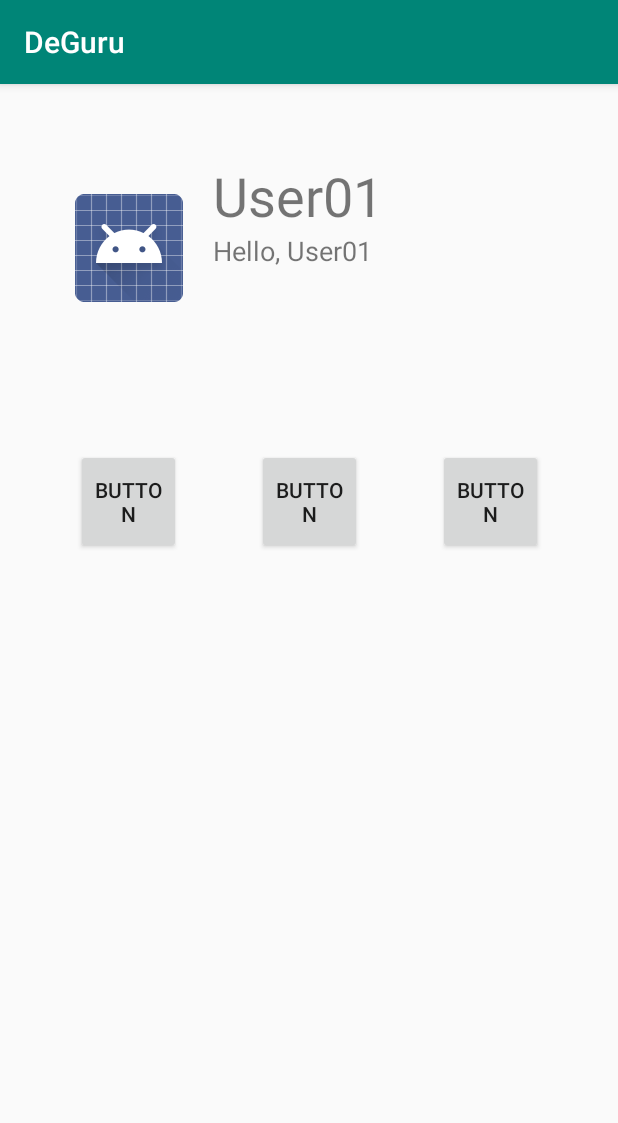
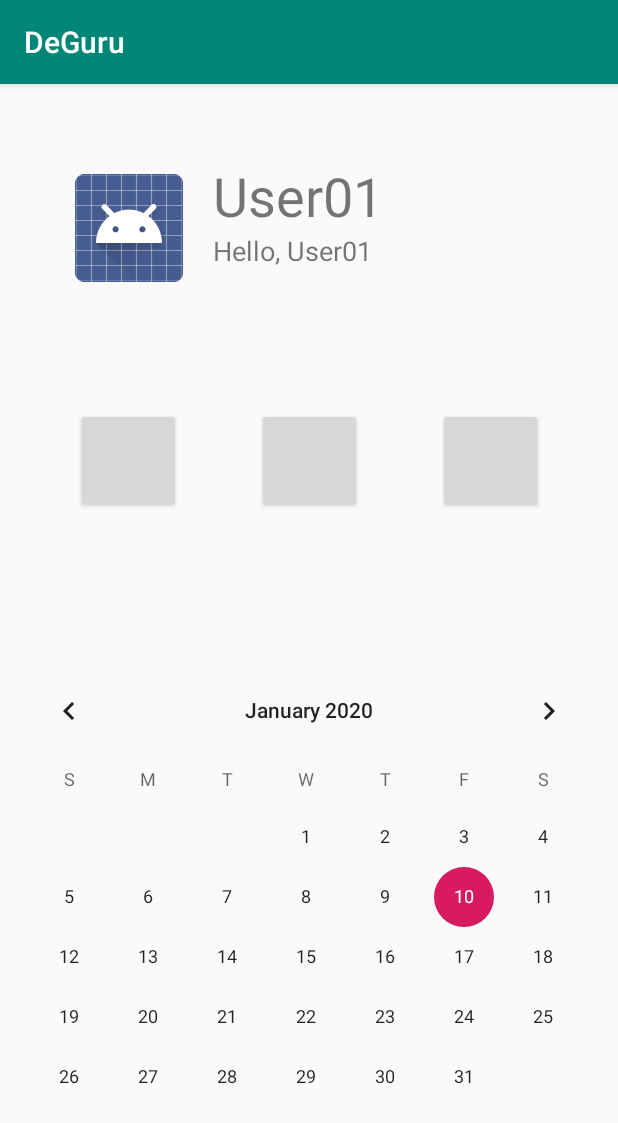
Before and after one commit to tlswldls/DeGuru, an Android app: the screen it shows after launch (MainActivity), on a phone screen of 412 x 824 dp. Shown: the top 1123 px of the screen. Run offline under Robolectric (Android 15) with nearby library versions, the phone set to English and light mode, and no system bars.

Commit message:
Update activity_main.xml
메인 액티비티 레이아웃 구성 마무리 했습니다.

```diff
--- a/DeGuru/app/src/main/res/layout/activity_main.xml
+++ b/DeGuru/app/src/main/res/layout/activity_main.xml
@@ -10,7 +10,7 @@
     <LinearLayout
         android:layout_width="match_parent"
         android:layout_height="0dp"
-        android:layout_weight="2"
+        android:layout_weight="3"
         android:orientation="horizontal">
 
         <ImageView
@@ -48,14 +48,13 @@
     <androidx.constraintlayout.widget.ConstraintLayout
         android:layout_width="match_parent"
         android:layout_height="0dp"
-        android:layout_weight="2">
+        android:layout_weight="3">
 
         <Button
             android:id="@+id/searchBtn_main"
             android:layout_width="70dp"
             android:layout_height="70dp"
             android:layout_marginTop="24dp"
-            android:text="Button"
             app:layout_constraintEnd_toStartOf="@+id/takingBtn_main"
             app:layout_constraintStart_toStartOf="parent"
             app:layout_constraintTop_toTopOf="parent" />
@@ -65,7 +64,6 @@
             android:layout_width="70dp"
             android:layout_height="70dp"
             android:layout_marginTop="24dp"
-            android:text="Button"
             app:layout_constraintEnd_toEndOf="parent"
             app:layout_constraintStart_toStartOf="parent"
             app:layout_constraintTop_toTopOf="parent" />
@@ -75,7 +73,6 @@
             android:layout_width="70dp"
             android:layout_height="70dp"
             android:layout_marginTop="24dp"
-            android:text="Button"
             app:layout_constraintEnd_toEndOf="parent"
             app:layout_constraintStart_toEndOf="@+id/takingBtn_main"
             app:layout_constraintTop_toTopOf="parent" />
@@ -84,6 +81,13 @@
     <LinearLayout
         android:layout_width="match_parent"
         android:layout_height="0dp"
-        android:layout_weight="3"
-        android:orientation="horizontal"></LinearLayout>
+        android:layout_weight="6"
+        android:orientation="horizontal">
+
+        <CalendarView
+            android:id="@+id/calendarView"
+            android:layout_width="wrap_content"
+            android:layout_height="wrap_content"
+            android:layout_weight="1" />
+    </LinearLayout>
 </LinearLayout>
```
